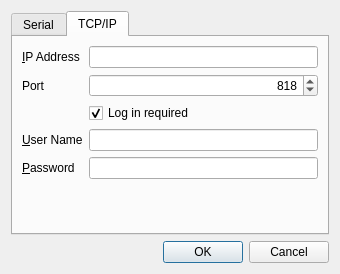
Old version of the form rgagui/ui/commConnectDlg.ui in the repository thinkSRS/srsgui.
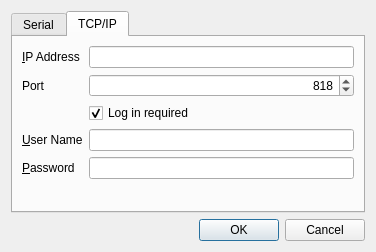
New version of the form.

```diff
--- a/rgagui/ui/commConnectDlg.ui
+++ b/rgagui/ui/commConnectDlg.ui
@@ -6,8 +6,8 @@
    <rect>
     <x>0</x>
     <y>0</y>
-    <width>340</width>
-    <height>274</height>
+    <width>376</width>
+    <height>252</height>
    </rect>
   </property>
   <property name="windowTitle">
```
